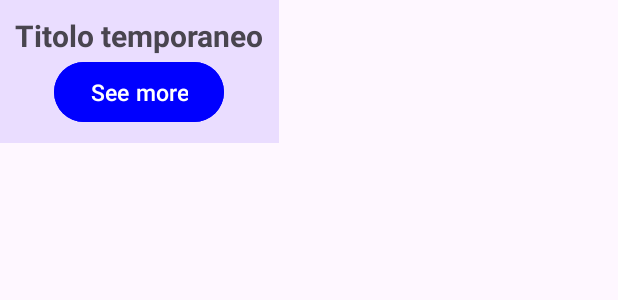
After one commit to giacomoazzari/Europe, an Android app: the layout info_window.xml on its own in the app's theme, with its tools: preview values and no code run, on a phone screen of 412 x 824 dp. The commit adds this screen. Shown: the top 300 px of the screen. Run offline under Robolectric (Android 15) with nearby library versions, the phone set to English and light mode, and no system bars.

Commit message:
Added a widget and some other stuff to the map. But navigation still doesn't work as from list to detail. Looking for problems in the navGraph

```diff
--- /dev/null
+++ b/app/src/main/java/esp/project/europe/OnCountrySelectedListener.kt
@@ -0,0 +1,5 @@
+package esp.project.europe
+
+interface OnCountrySelectedListener {
+    fun onCountrySelected(country: Country)
+}
--- /dev/null
+++ b/app/src/main/res/layout/info_window.xml
@@ -0,0 +1,28 @@
+<?xml version="1.0" encoding="utf-8"?>
+<LinearLayout
+    xmlns:android="http://schemas.android.com/apk/res/android"
+    android:orientation="vertical"
+    android:background="?attr/colorPrimaryContainer"
+    android:padding="10dp"
+    android:layout_width="wrap_content"
+    android:layout_height="wrap_content">
+
+    <TextView
+        android:id="@+id/widget_title"
+        android:text="Titolo temporaneo"
+        android:textStyle="bold"
+        android:textSize="20sp"
+        android:layout_width="wrap_content"
+        android:layout_height="wrap_content"
+        android:layout_gravity="center"/>
+
+    <Button
+        android:id="@+id/widget_button"
+        android:textSize="15sp"
+        android:text="@string/go_to"
+        android:layout_width="wrap_content"
+        android:layout_height="wrap_content"
+        android:layout_gravity="center"
+        android:backgroundTint="@color/blue"/>
+
+</LinearLayout>
--- a/app/src/main/res/navigation/nav_graph.xml
+++ b/app/src/main/res/navigation/nav_graph.xml
@@ -29,7 +29,11 @@
         android:id="@+id/mapFragment"
         android:name="esp.project.europe.MapFragment"
         android:label="Mappa"
-        tools:layout="@layout/fragment_map"/>
+        tools:layout="@layout/fragment_map" >
+        <action
+            android:id="@+id/action_mapFragment_to_detailFragment"
+            app:destination="@id/detailFragment"/>
+    </fragment>
 
     <fragment
         android:id="@+id/detailFragment"
--- a/app/src/main/res/values/strings.xml
+++ b/app/src/main/res/values/strings.xml
@@ -7,4 +7,5 @@
         ascolta gli inni e usa la mappa interattiva per viaggiare con un semplice tocco.</string>
     <string name="start">Inizia l\'esplorazione!</string>
     <string name="hymn">\'s hymn</string>
+    <string name="go_to">See more</string>
 </resources>
```
Also changed, not shown: app/src/main/java/esp/project/europe/DetailFragment.kt (+25 -3 lines), app/src/main/java/esp/project/europe/MapFragment.kt (+64 -5 lines), app/src/main/java/esp/project/europe/MyInfoWindow.kt (added, +44 -0 lines).
